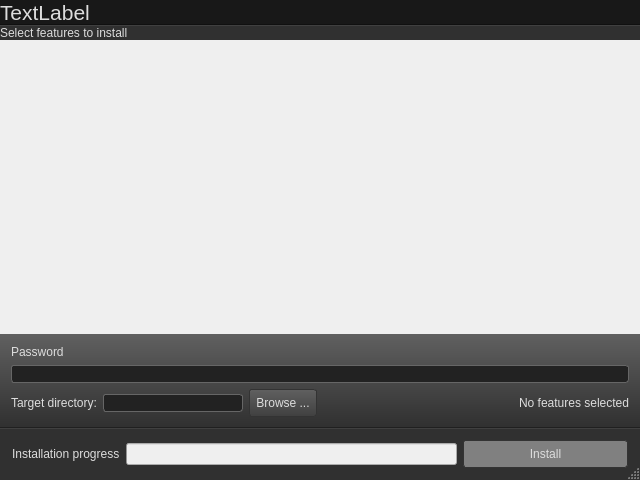
This is src/ui/ui/SetupDialog.ui in Anteru/kyla as Qt 5 draws it before an edit. The edited form follows.
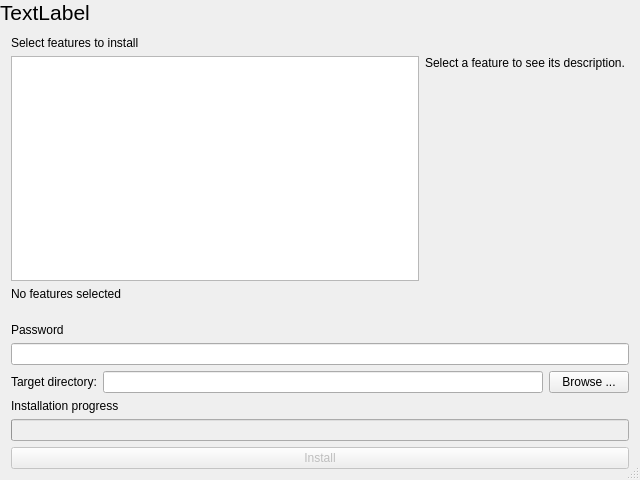
This is the edited form.

Commit message: Simplify the UI a bit.

Diff of the .ui file:
```diff
--- a/src/ui/ui/SetupDialog.ui
+++ b/src/ui/ui/SetupDialog.ui
@@ -13,68 +13,6 @@
   <property name="windowTitle">
    <string>Setup</string>
   </property>
-  <property name="styleSheet">
-   <string notr="true">QDialog, QMainWindow
-{
-	background-color: rgb(96,96,96);
-}
-
-QWidget
-{
-	color: #DDD;
-}
-
-QFrame#headerFrame {
-    border-bottom: 1 solid rgb(16,16,16);
-    background-color: rgb(24,24,24);
-}
-
-QFrame#installFeaturesFrame
-{
-    background-color: rgb(48,48,48);
-    border-top: 1 solid rgb(64,64,64);
-}
-
-QPushButton, QLineEdit
-{
-    border-radius: 3;
-}
-
-QLineEdit 
-{
-    background-color: #222;
-    border: 1 solid #666;
-}
-
-QPushButton {
-    background-color: qlineargradient(spread:pad, x1:0, y1:0, x2:0, y2:1, stop:0 rgba(96,96,96, 255), stop:1 rgba(64,64,64, 255));
-
-    border: 1 solid #333;
-    padding: 6;
-}
-
-QPushButton:disabled {
-    background-color: rgb(128,128,128);
-}
-
-QPushButton:hover {
-background-color: qlineargradient(spread:pad, x1:0, y1:0, x2:0, y2:1, stop:0 rgba(128,128,128, 255), stop:1 rgba(96,96,96, 255));
-}
-
-QFrame[frameShape=&quot;4&quot;] {
-	color: #AAA;
-}
-
-QFrame#installSettingsFrame {
-background-color: qlineargradient(spread:pad, x1:0, y1:0, x2:0, y2:1, stop:0 rgb(96,96,96), stop:1 rgb(48,48,48));
-border-bottom: 1 solid rgb(32,32,32);
-}
-
-QFrame#installActionsFrame {
-    background-color: rgb(48,48,48);
-    border-top: 1 solid rgb(64,64,64);
-}</string>
-  </property>
   <property name="sizeGripEnabled">
    <bool>true</bool>
   </property>
@@ -150,22 +88,7 @@
      <property name="lineWidth">
       <number>0</number>
      </property>
-     <layout class="QVBoxLayout" name="verticalLayout">
-      <property name="spacing">
-       <number>0</number>
-      </property>
-      <property name="leftMargin">
-       <number>0</number>
-      </property>
-      <property name="topMargin">
-       <number>0</number>
-      </property>
-      <property name="rightMargin">
-       <number>0</number>
-      </property>
-      <property name="bottomMargin">
-       <number>0</number>
-      </property>
+     <layout class="QVBoxLayout" name="verticalLayout_6">
       <item>
        <widget class="QLabel" name="selectFeaturesLabel">
         <property name="text">
@@ -177,52 +100,56 @@
        </widget>
       </item>
       <item>
-       <widget class="QScrollArea" name="featuresArea">
-        <property name="styleSheet">
-         <string notr="true">QWidget#featuresArea, QWidget#featuresAreaContent, QTreeWidget
-{
-    background: transparent;
-}
-
-QWidget#featuresAreaContent &gt; QWidget {
-	border-top: 1px solid rgb(64,64,64);
-	border-bottom: 1px solid rgb(16,16,16);
-	margin: 0;
-	background: rgb(48,48,48);
-}</string>
-        </property>
-        <property name="frameShape">
-         <enum>QFrame::NoFrame</enum>
-        </property>
-        <property name="frameShadow">
-         <enum>QFrame::Plain</enum>
-        </property>
-        <property name="lineWidth">
-         <number>0</number>
-        </property>
-        <property name="sizeAdjustPolicy">
-         <enum>QAbstractScrollArea::AdjustToContents</enum>
-        </property>
-        <property name="widgetResizable">
-         <bool>true</bool>
-        </property>
-        <widget class="QWidget" name="featuresAreaContent">
-         <property name="geometry">
-          <rect>
-           <x>0</x>
-           <y>0</y>
-           <width>640</width>
-           <height>258</height>
-          </rect>
-         </property>
-         <property name="sizePolicy">
-          <sizepolicy hsizetype="MinimumExpanding" vsizetype="Minimum">
-           <horstretch>0</horstretch>
-           <verstretch>0</verstretch>
-          </sizepolicy>
-         </property>
-        </widget>
-       </widget>
+       <layout class="QHBoxLayout" name="horizontalLayout_2" stretch="2,1">
+        <item>
+         <layout class="QVBoxLayout" name="verticalLayout">
+          <item>
+           <widget class="QTreeWidget" name="featureSelection">
+            <property name="rootIsDecorated">
+             <bool>true</bool>
+            </property>
+            <attribute name="headerVisible">
+             <bool>false</bool>
+            </attribute>
+            <column>
+             <property name="text">
+              <string notr="true">1</string>
+             </property>
+            </column>
+           </widget>
+          </item>
+          <item>
+           <widget class="QLabel" name="requiredDiskSpaceValue">
+            <property name="sizePolicy">
+             <sizepolicy hsizetype="Preferred" vsizetype="Minimum">
+              <horstretch>0</horstretch>
+              <verstretch>0</verstretch>
+             </sizepolicy>
+            </property>
+            <property name="text">
+             <string>No features selected</string>
+            </property>
+            <property name="alignment">
+             <set>Qt::AlignBottom|Qt::AlignLeading|Qt::AlignLeft</set>
+            </property>
+           </widget>
+          </item>
+         </layout>
+        </item>
+        <item>
+         <widget class="QLabel" name="featureDescriptionLabel">
+          <property name="text">
+           <string>Select a feature to see its description.</string>
+          </property>
+          <property name="alignment">
+           <set>Qt::AlignLeading|Qt::AlignLeft|Qt::AlignTop</set>
+          </property>
+          <property name="wordWrap">
+           <bool>true</bool>
+          </property>
+         </widget>
+        </item>
+       </layout>
       </item>
      </layout>
     </widget>
@@ -263,7 +190,7 @@
          </layout>
         </item>
         <item>
-         <layout class="QHBoxLayout" name="horizontalLayout_3" stretch="3,3">
+         <layout class="QHBoxLayout" name="horizontalLayout_3" stretch="3">
           <item>
            <layout class="QHBoxLayout" name="horizontalLayout">
             <item>
@@ -285,35 +212,10 @@
             </item>
            </layout>
           </item>
-          <item>
-           <widget class="QLabel" name="requiredDiskSpaceValue">
-            <property name="text">
-             <string>No features selected</string>
-            </property>
-            <property name="alignment">
-             <set>Qt::AlignRight|Qt::AlignTrailing|Qt::AlignVCenter</set>
-            </property>
-           </widget>
-          </item>
          </layout>
         </item>
        </layout>
       </item>
-     </layout>
-    </widget>
-   </item>
-   <item>
-    <widget class="QFrame" name="installActionsFrame">
-     <property name="frameShape">
-      <enum>QFrame::StyledPanel</enum>
-     </property>
-     <property name="frameShadow">
-      <enum>QFrame::Plain</enum>
-     </property>
-     <property name="lineWidth">
-      <number>0</number>
-     </property>
-     <layout class="QHBoxLayout" name="horizontalLayout_2" stretch="0,2,1">
       <item>
        <widget class="QLabel" name="installationProgressLabel">
         <property name="text">
```
The commit also changes 3 other files.
